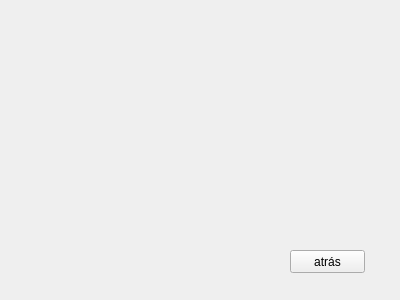
Old version of the form EDCervezas/buscarcerveza.ui in the repository RARUTO21/EDProgra2.
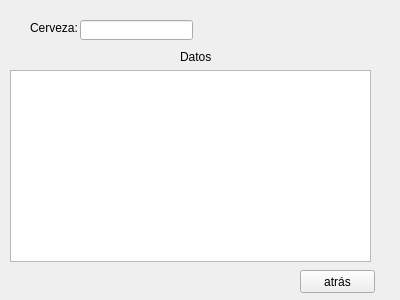
New version of the form.

Commit message: Tercer Avance interfaz

```diff
--- a/EDCervezas/buscarcerveza.ui
+++ b/EDCervezas/buscarcerveza.ui
@@ -16,8 +16,8 @@
   <widget class="QPushButton" name="btnatras4">
    <property name="geometry">
     <rect>
-     <x>290</x>
-     <y>250</y>
+     <x>300</x>
+     <y>270</y>
      <width>75</width>
      <height>23</height>
     </rect>
@@ -26,6 +26,52 @@
     <string>atrás</string>
    </property>
   </widget>
+  <widget class="QLabel" name="label">
+   <property name="geometry">
+    <rect>
+     <x>30</x>
+     <y>20</y>
+     <width>51</width>
+     <height>16</height>
+    </rect>
+   </property>
+   <property name="text">
+    <string>Cerveza:</string>
+   </property>
+  </widget>
+  <widget class="QLabel" name="label_2">
+   <property name="geometry">
+    <rect>
+     <x>180</x>
+     <y>50</y>
+     <width>47</width>
+     <height>13</height>
+    </rect>
+   </property>
+   <property name="text">
+    <string>Datos</string>
+   </property>
+  </widget>
+  <widget class="QLineEdit" name="lineBuscarCerveza">
+   <property name="geometry">
+    <rect>
+     <x>80</x>
+     <y>20</y>
+     <width>113</width>
+     <height>20</height>
+    </rect>
+   </property>
+  </widget>
+  <widget class="QTextBrowser" name="textBrowserDatosCerveza">
+   <property name="geometry">
+    <rect>
+     <x>10</x>
+     <y>70</y>
+     <width>361</width>
+     <height>192</height>
+    </rect>
+   </property>
+  </widget>
  </widget>
  <resources/>
  <connections/>
```
The commit also changes 6 other files.
